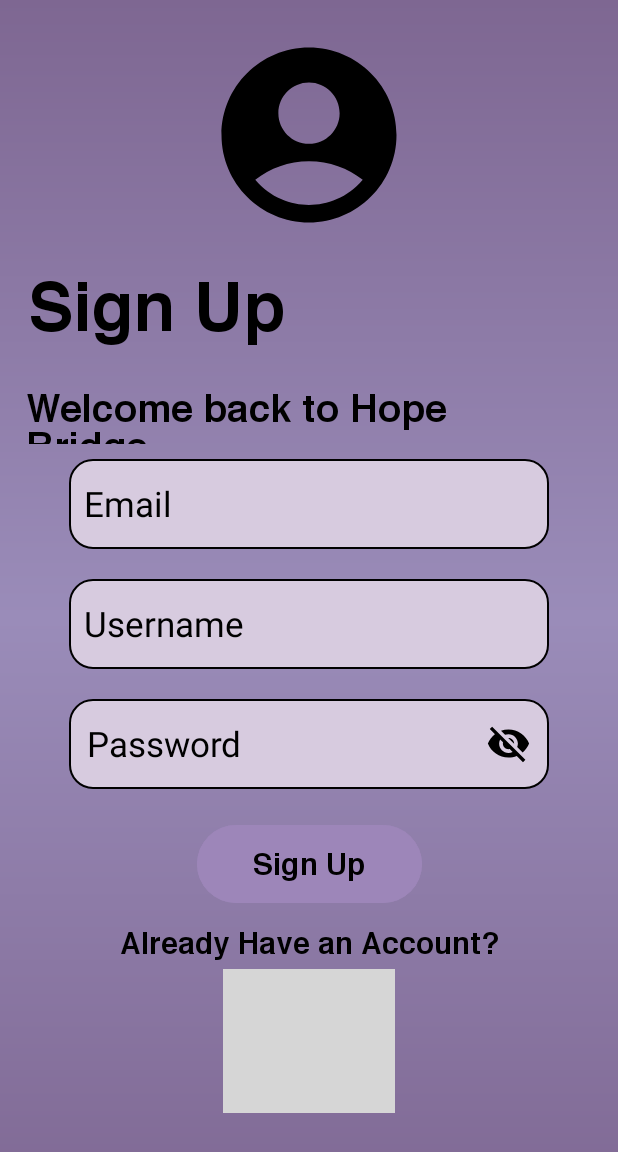
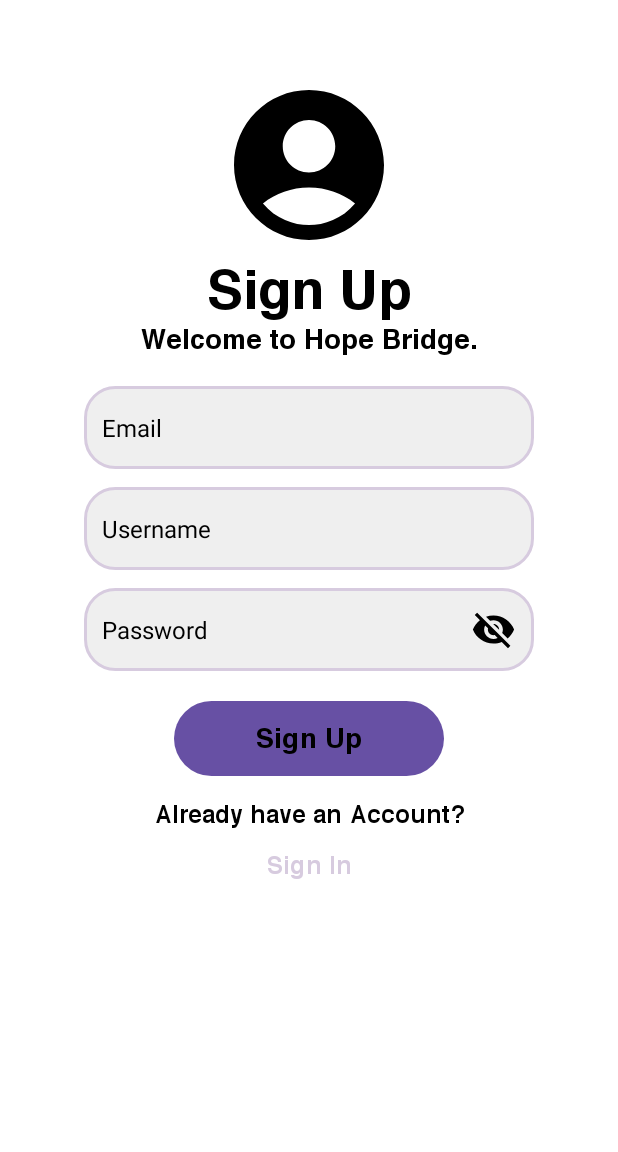
Before and after one commit to davidmanaloto/HopeBridge, an Android app: the Signup screen opened directly, with no data from a screen before it, on a phone screen of 412 x 824 dp. Shown: the top 1152 px of the screen. Run offline under Robolectric (Android 15) with nearby library versions, the phone set to English and light mode, and no system bars; grey boxes are pictures that could not be loaded.

Commit message:
SignUP.xml updated UI

```diff
--- a/app/src/main/res/layout/activity_main.xml
+++ b/app/src/main/res/layout/activity_main.xml
@@ -12,7 +12,7 @@
     <ImageView
         android:layout_width="100dp"
         android:layout_height="100dp"
-        android:src="@drawable/HopeBridgeLogo"
+        android:src="@drawable/hopebridgelogo"
         android:layout_gravity="center"
         android:contentDescription="App Logo"
         android:layout_marginBottom="10dp"/>
--- a/app/src/main/res/layout/activity_signin.xml
+++ b/app/src/main/res/layout/activity_signin.xml
@@ -6,7 +6,7 @@
     android:id="@+id/main"
     android:layout_width="match_parent"
     android:layout_height="match_parent"
-    android:background="@drawable/gradient_bg"
+    android:background="#FFFFFF"
     tools:context=".Signin">
 
     <!-- Profile Icon -->
--- a/app/src/main/res/layout/activity_signup.xml
+++ b/app/src/main/res/layout/activity_signup.xml
@@ -1,157 +1,136 @@
 <?xml version="1.0" encoding="utf-8"?>
-<androidx.constraintlayout.widget.ConstraintLayout xmlns:android="http://schemas.android.com/apk/res/android"
+<androidx.constraintlayout.widget.ConstraintLayout
+    xmlns:android="http://schemas.android.com/apk/res/android"
     xmlns:app="http://schemas.android.com/apk/res-auto"
     xmlns:tools="http://schemas.android.com/tools"
     android:id="@+id/main"
     android:layout_width="match_parent"
     android:layout_height="match_parent"
-    android:background="@drawable/gradient_bg"
+    android:background="@color/white"
     tools:context=".Signup">
 
     <ImageView
         android:id="@+id/examplelogo"
-        android:layout_width="140dp"
-        android:layout_height="140dp"
-        android:layout_marginTop="20dp"
+        android:layout_width="120dp"
+        android:layout_height="120dp"
+        android:layout_marginTop="50dp"
         android:src="@drawable/example"
         app:layout_constraintStart_toStartOf="parent"
         app:layout_constraintEnd_toEndOf="parent"
-        app:layout_constraintTop_toTopOf="parent"/>
+        app:layout_constraintTop_toTopOf="parent" />
 
     <TextView
         android:id="@+id/welcome"
-        android:layout_width="200dp"
-        android:layout_height="70dp"
-        android:layout_marginStart="3dp"
-        android:layout_marginTop="16dp"
+        android:layout_width="wrap_content"
+        android:layout_height="wrap_content"
         android:text="Sign Up"
         android:textColor="@color/black"
         android:fontFamily="@font/helvetica_bold"
-        android:textSize="45dp"
+        android:textSize="36sp"
         android:textStyle="bold"
         app:layout_constraintEnd_toEndOf="parent"
-        app:layout_constraintHorizontal_bias="0.074"
         app:layout_constraintStart_toStartOf="parent"
         app:layout_constraintTop_toBottomOf="@id/examplelogo" />
 
     <TextView
         android:id="@+id/message"
-        android:layout_width="370dp"
-        android:layout_height="40dp"
-        android:layout_marginTop="10dp"
-        android:text="Welcome back to Hope Bridge."
+        android:layout_width="wrap_content"
+        android:layout_height="wrap_content"
+        android:text="Welcome to Hope Bridge."
         android:fontFamily="@font/helvetica_bold"
         android:textColor="@color/black"
-        android:textSize="25sp"
-        android:textStyle="bold"
+        android:textSize="18sp"
         app:layout_constraintEnd_toEndOf="parent"
-        app:layout_constraintHorizontal_bias="0.41"
         app:layout_constraintStart_toStartOf="parent"
-        app:layout_constraintTop_toBottomOf="@id/welcome"
-        />
+        app:layout_constraintTop_toBottomOf="@id/welcome" />
 
     <EditText
         android:id="@+id/email"
-        android:layout_width="320dp"
-        android:layout_height="60dp"
-        android:layout_marginTop="10dp"
-        android:background="@drawable/square_bg"
-        android:ems="10"
+        android:layout_width="300dp"
+        android:layout_height="55dp"
+        android:layout_marginTop="20dp"
+        android:background="@drawable/rounded_input_bg"
         android:hint="Email"
-        android:textSize="23sp"
-        android:inputType="text"
-        android:padding="10dp"
+        android:textSize="16sp"
+        android:inputType="textEmailAddress"
+        android:padding="12dp"
         android:textColor="@color/black"
         android:textColorHint="@color/black"
         app:layout_constraintTop_toBottomOf="@id/message"
         app:layout_constraintStart_toStartOf="parent"
-        app:layout_constraintEnd_toEndOf="parent"
-        />
-
+        app:layout_constraintEnd_toEndOf="parent" />
 
     <EditText
         android:id="@+id/username"
-        android:layout_width="320dp"
-        android:layout_height="60dp"
-        android:layout_marginTop="20dp"
-        android:background="@drawable/square_bg"
-        android:ems="10"
+        android:layout_width="300dp"
+        android:layout_height="55dp"
+        android:layout_marginTop="12dp"
+        android:background="@drawable/rounded_input_bg"
         android:hint="Username"
-        android:textSize="23sp"
-        android:inputType="text"
-        android:padding="10dp"
+        android:textSize="16sp"
+        android:inputType="textPersonName"
+        android:padding="12dp"
         android:textColor="@color/black"
         android:textColorHint="@color/black"
         app:layout_constraintTop_toBottomOf="@id/email"
         app:layout_constraintStart_toStartOf="parent"
-        app:layout_constraintEnd_toEndOf="parent"
-        />
+        app:layout_constraintEnd_toEndOf="parent" />
 
     <EditText
         android:id="@+id/password"
-        android:layout_width="320dp"
-        android:layout_height="60dp"
-        android:layout_marginTop="20dp"
-        android:background="@drawable/square_bg"
-        android:drawableRight="@drawable/eyecnot"
-        android:ems="10"
+        android:layout_width="300dp"
+        android:layout_height="55dp"
+        android:layout_marginTop="12dp"
+        android:background="@drawable/rounded_input_bg"
+        android:drawableEnd="@drawable/eyecnot"
         android:hint="Password"
-        android:textSize="23sp"
+        android:textSize="16sp"
         android:inputType="textPassword"
-        android:longClickable="false"
         android:padding="12dp"
         android:textColor="@color/black"
         android:textColorHint="@color/black"
         app:layout_constraintTop_toBottomOf="@id/username"
         app:layout_constraintStart_toStartOf="parent"
-        app:layout_constraintEnd_toEndOf="parent"
-        />
-
+        app:layout_constraintEnd_toEndOf="parent" />
 
     <Button
         android:id="@+id/loginButton"
-        android:layout_width="150dp"
-        android:layout_height="60dp"
+        android:layout_width="180dp"
+        android:layout_height="50dp"
         android:layout_marginTop="20dp"
-        android:backgroundTint="#9D86B9"
+        android:background="@drawable/rounded_button_bg"
         android:textColor="@color/black"
         android:text="Sign Up"
         android:fontFamily="@font/helvetica_bold"
-        android:textSize="20sp"
+        android:textSize="18sp"
         app:layout_constraintEnd_toEndOf="parent"
         app:layout_constraintStart_toStartOf="parent"
-        app:layout_constraintTop_toBottomOf="@+id/password" />
+        app:layout_constraintTop_toBottomOf="@id/password" />
 
     <TextView
         android:id="@+id/noacc"
         android:layout_width="wrap_content"
-        android:layout_height="30dp"
-        android:text="Already Have an Account?"
-        android:layout_marginTop="10dp"
-        android:textSize="20sp"
+        android:layout_height="wrap_content"
+        android:text="Already have an Account?"
+        android:layout_marginTop="15dp"
+        android:textSize="16sp"
         android:fontFamily="@font/helvetica_bold"
         android:textColor="@color/black"
         app:layout_constraintStart_toStartOf="parent"
         app:layout_constraintEnd_toEndOf="parent"
-        app:layout_constraintTop_toBottomOf="@+id/loginButton"
-        />
+        app:layout_constraintTop_toBottomOf="@id/loginButton" />
 
     <Button
         android:id="@+id/signin"
         android:layout_width="wrap_content"
         android:layout_height="wrap_content"
-        android:background="@drawable/transparent"
+        android:background="@android:color/transparent"
         android:text="Sign In"
-        android:textSize="20sp"
+        android:textSize="16sp"
         android:fontFamily="@font/helvetica_bold"
         android:textColor="#D7CBDF"
-        app:layout_constraintTop_toBottomOf="@+id/noacc"
+        app:layout_constraintTop_toBottomOf="@id/noacc"
         app:layout_constraintEnd_toEndOf="parent"
-        app:layout_constraintStart_toStartOf="parent"
-        />
-
-
-
-
+        app:layout_constraintStart_toStartOf="parent" />
 
 </androidx.constraintlayout.widget.ConstraintLayout>
```
